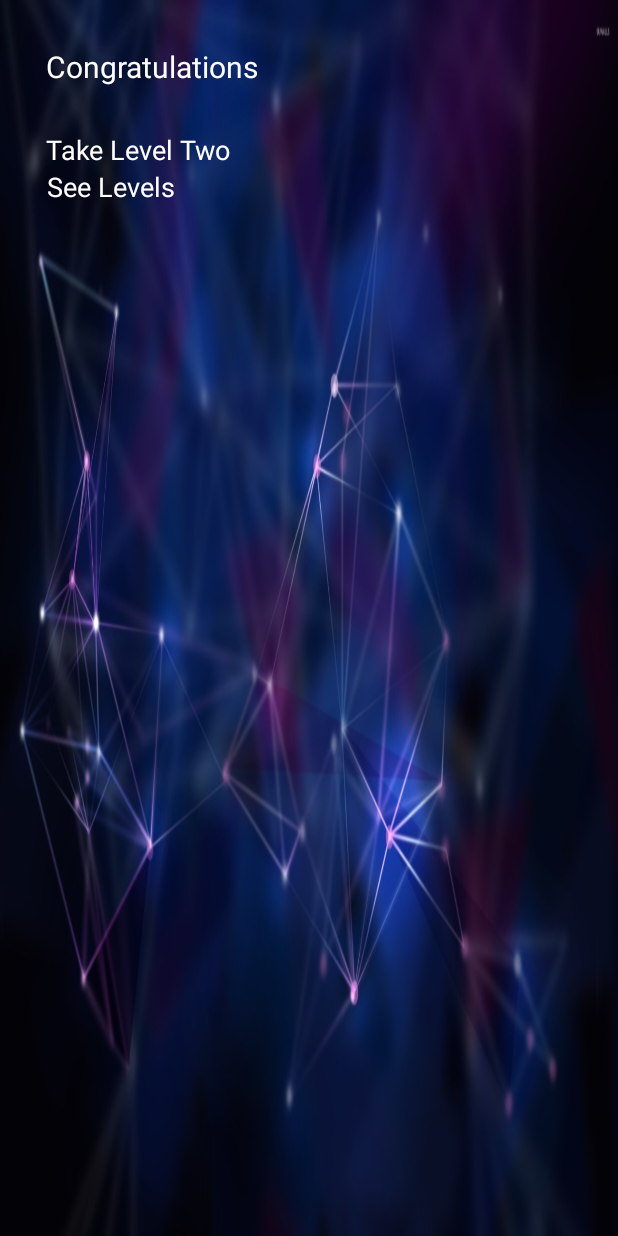
After one commit to Blasanka/android_quiz_app, an Android app: the layout layout_score.xml on its own in the app's theme, with its tools: preview values and no code run, on a phone screen of 412 x 824 dp. The commit adds this screen. Run offline under Robolectric (Android 15) with nearby library versions, the phone set to English and light mode, and no system bars.

Commit message:
answer selection add up to scores correctly with level navigation

```diff
--- a/app/src/main/java/prog/com/quizapp/models/SelectedAnswer.java
+++ b/app/src/main/java/prog/com/quizapp/models/SelectedAnswer.java
@@ -14,6 +14,11 @@ public class SelectedAnswer {
     private double score;
 
     public SelectedAnswer() {}
+
+    public SelectedAnswer(Question question, String selectedAnswer) {
+        this.question = question;
+        this.selectedAnswer = selectedAnswer;
+    }
 
     public SelectedAnswer(Question question, String selectedAnswer, boolean isCorrect, double score) {
         this.question = question;
--- a/app/src/main/java/prog/com/quizapp/utils/Constants.java
+++ b/app/src/main/java/prog/com/quizapp/utils/Constants.java
@@ -6,8 +6,8 @@ package prog.com.quizapp.utils;
 
 public class Constants {
 
-    public static final double COMPLETE_MARKS = 10;
-    public static final double MARK_FOR_ONE_QUESTION = 1;
+    public static final int COMPLETE_MARKS = 10;
+    public static final int MARK_FOR_ONE_QUESTION = 1;
     public static final int QUESTIONS_FOR_LEVEL = 10;
     public static final int LEVELS = 3;
     public static final int LEVEL_ONE_PASS_MARK = 5;
--- /dev/null
+++ b/app/src/main/res/layout/layout_score.xml
@@ -0,0 +1,38 @@
+<?xml version="1.0" encoding="utf-8"?>
+<LinearLayout xmlns:android="http://schemas.android.com/apk/res/android"
+    android:orientation="vertical" android:layout_width="match_parent"
+    android:layout_height="wrap_content"
+    android:layout_margin="15dp"
+    android:padding="15dp">
+    <TextView
+        android:layout_width="wrap_content"
+        android:layout_height="wrap_content"
+        android:textSize="20sp"
+        android:textColor="@color/white"
+        android:text="@string/congratulations"
+        android:textAlignment="center"
+        android:id="@+id/greetingTv" />
+    <TextView
+        android:layout_width="wrap_content"
+        android:layout_height="wrap_content"
+        android:textSize="22sp"
+        android:textColor="@color/white"
+        android:textAlignment="center"
+        android:id="@+id/scoreTv" />
+    <TextView
+        android:layout_width="wrap_content"
+        android:layout_height="wrap_content"
+        android:textSize="18sp"
+        android:textColor="@color/white"
+        android:text="@string/take_level_two"
+        android:textAlignment="center"
+        android:id="@+id/nextLevelBt" />
+    <TextView
+        android:layout_width="wrap_content"
+        android:layout_height="wrap_content"
+        android:textSize="18sp"
+        android:textColor="@color/white"
+        android:text="@string/see_levels_label"
+        android:textAlignment="center"
+        android:id="@+id/levelsBt" />
+</LinearLayout>
--- a/app/src/main/res/values/strings.xml
+++ b/app/src/main/res/values/strings.xml
@@ -9,4 +9,7 @@
     <string name="back_arrow_icon">back arrow icon</string>
     <string name="finished_time_format">00:00</string>
     <string name="finish_quiz_label">Finish</string>
+    <string name="see_levels_label">See Levels</string>
+    <string name="congratulations">Congratulations</string>
+    <string name="take_level_two">Take Level Two</string>
 </resources>
```
Also changed, not shown: app/src/main/java/prog/com/quizapp/activities/QuizActivity.java (+76 -27 lines), app/src/main/java/prog/com/quizapp/utils/CalculateScore.java (+22 -2 lines), app/src/main/res/layout/activity_quiz.xml (+17 -4 lines).
